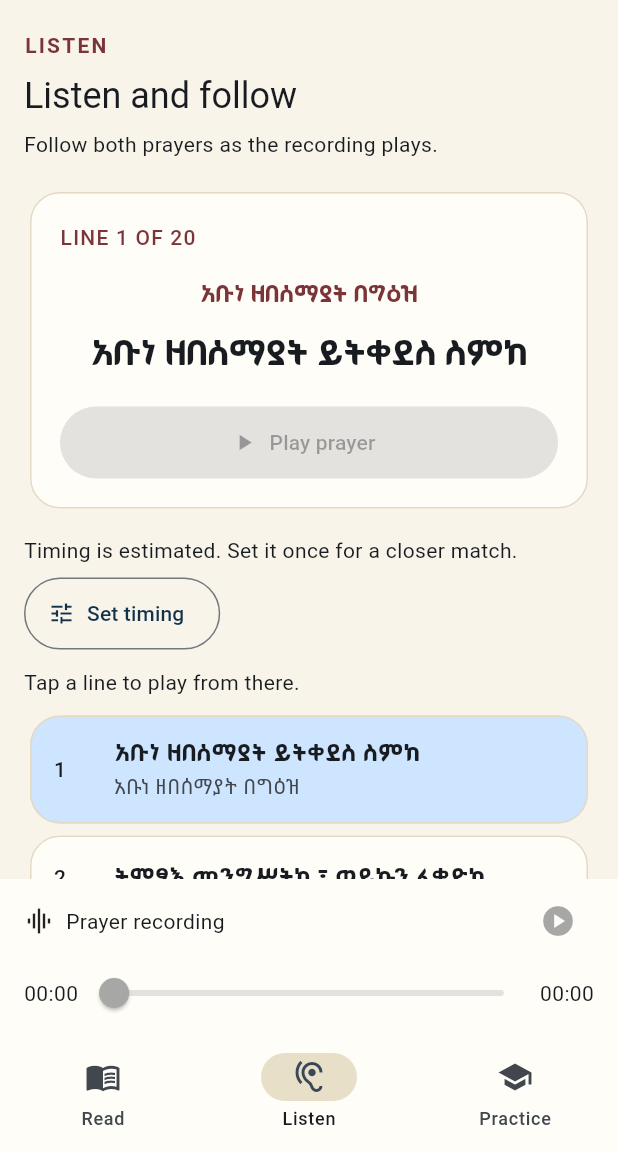
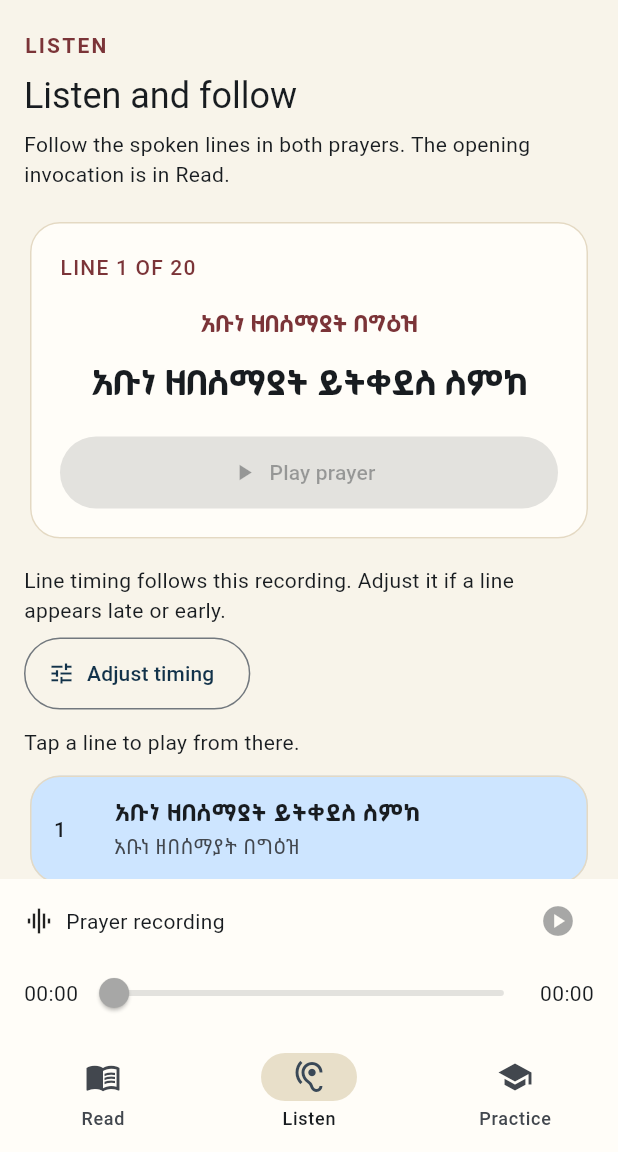
Before and after one commit to SeriousRasCode/Abune, a Flutter app: the screen it shows after launch, item 2 of the bottom bar chosen, on a phone screen of 412 x 824 dp, the part 84-1236 px from its top. Run offline on Flutter 3.47's test engine with Material 3 defaults, Android fonts, the phone set to English and light mode, and no system bars; our stand-ins replace just_audio, rxdart, shared_preferences; missing offline and left inert: audio_session.

Commit message:
Match Listen screen to spoken line timings

```diff
--- a/lib/screens/follow_along_screen.dart
+++ b/lib/screens/follow_along_screen.dart
@@ -96,7 +96,7 @@ class _FollowAlongScreenState extends State<FollowAlongScreen> {
         _customTiming = false;
         _settingTiming = false;
       });
-      _message('Using estimated timing again.');
+      _message('Using the recording timing again.');
     } catch (_) {
       _message('Could not reset line timing.');
     }
@@ -132,7 +132,7 @@ class _FollowAlongScreenState extends State<FollowAlongScreen> {
             Text('Listen and follow',
                 style: Theme.of(context).textTheme.headlineSmall),
             const SizedBox(height: 6),
-            const Text('Follow both prayers as the recording plays.'),
+            const Text('Follow the spoken lines in both prayers. The opening invocation is in Read.'),
             const SizedBox(height: 18),
             Card(
               child: Padding(
@@ -213,8 +213,8 @@ class _FollowAlongScreenState extends State<FollowAlongScreen> {
             if (!_settingTiming) ...[
               Text(
                 _customTiming
-                    ? 'Timing saved on this device'
-                    : 'Timing is estimated. Set it once for a closer match.',
+                    ? 'Your timing is saved on this device.'
+                    : 'Line timing follows this recording. Adjust it if a line appears late or early.',
                 style: Theme.of(context).textTheme.bodyMedium,
               ),
               const SizedBox(height: 8),
@@ -224,7 +224,7 @@ class _FollowAlongScreenState extends State<FollowAlongScreen> {
                   OutlinedButton.icon(
                     onPressed: _beginTiming,
                     icon: const Icon(Icons.tune),
-                    label: Text(_customTiming ? 'Set timing again' : 'Set timing'),
+                    label: Text(_customTiming ? 'Adjust timing again' : 'Adjust timing'),
                   ),
                   if (_customTiming)
                     TextButton(
@@ -248,7 +248,8 @@ class _FollowAlongScreenState extends State<FollowAlongScreen> {
                             )),
                     leading: Text('${index + 1}',
                         style: Theme.of(context).textTheme.labelLarge),
-                    subtitle: index == 0 || index == prayerSections.first.lines.length
+                    subtitle: index == 0 ||
+                            index == prayerSections.first.lines.length - 1
                         ? Text(recordedLines[index].sectionTitle)
                         : null,
                     onTap: () => widget.player.seek(
```
